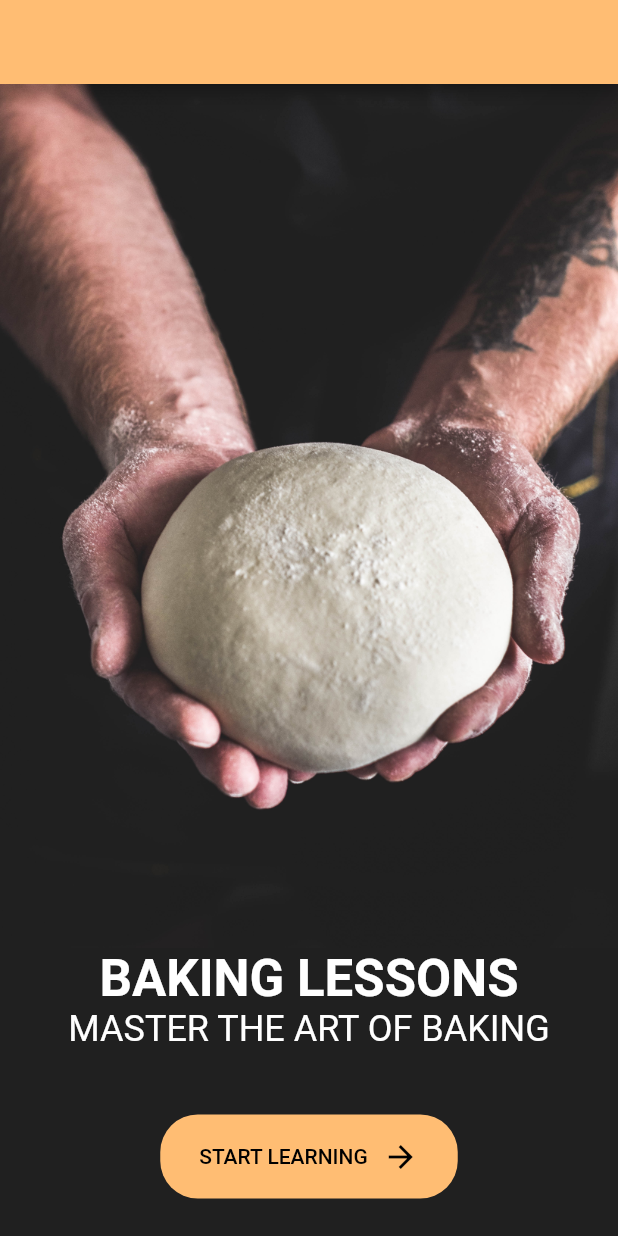
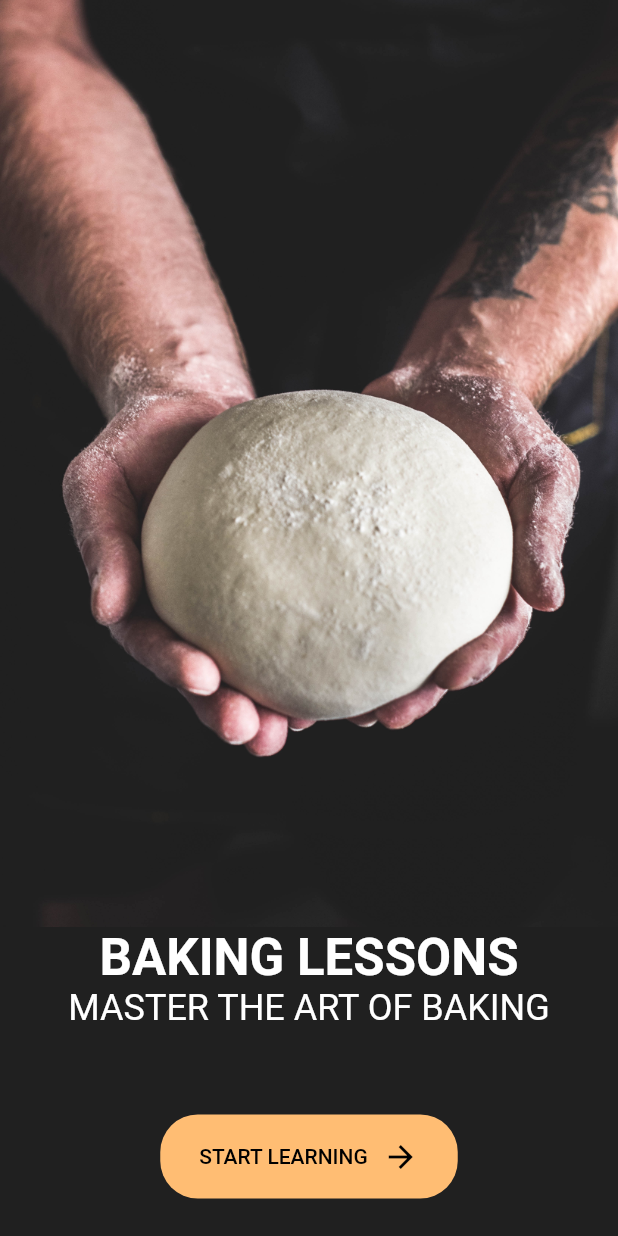
Before and after one commit to bhtri/flutter-auth-screen, a Flutter app: the screen it shows after launch, on a phone screen of 412 x 824 dp. Run offline on Flutter 3.47's test engine with Material 2 defaults, Android fonts, the phone set to English and light mode, and no system bars.

Commit message:
sigin screen
remove appbar in welcome screen

```diff
--- a/lib/main.dart
+++ b/lib/main.dart
@@ -41,7 +41,7 @@ class WelcomeScreen extends StatelessWidget {
   @override
   Widget build(BuildContext context) {
     return Scaffold(
-      appBar: AppBar(),
+      // appBar: AppBar(),
       body: Column(
         children: [
           Expanded(
```
